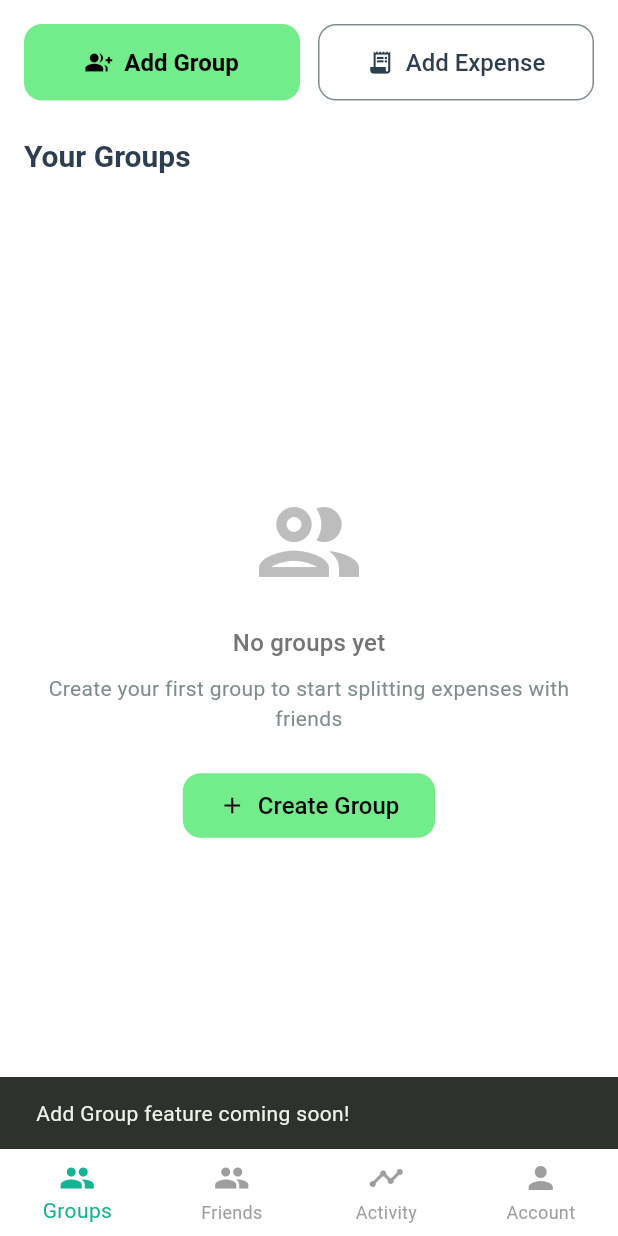
After one commit to FiroshV/PocketSplit, a Flutter app: the MainAppScreen screen opened directly, after a tap on "Add Group", on a phone screen of 412 x 824 dp. The commit adds this screen. Run offline on Flutter 3.47's test engine with Material 3 defaults, Android fonts, the light colour scheme and no system bars; our stand-ins replace firebase_auth, firebase_core, google_sign_in; accounts and stored records are empty.

Commit message:
feat: Add main app screen and implement navigation for account, activity, friends, and groups pages

```diff
--- a/lib/presentation/pages/auth/sign_in_screen.dart
+++ b/lib/presentation/pages/auth/sign_in_screen.dart
@@ -1,6 +1,7 @@
 import 'package:flutter/material.dart';
 import 'package:pocket_split/core/services/auth_service.dart';
 import 'package:pocket_split/core/theme/app_theme.dart';
+import 'package:pocket_split/presentation/pages/main/main_app_screen.dart';
 
 class SignInScreen extends StatefulWidget {
   const SignInScreen({super.key});
@@ -68,7 +69,12 @@ class _SignInScreenState extends State<SignInScreen> with TickerProviderStateMix
             backgroundColor: AppTheme.primary2,
           ),
         );
-        // TODO: Navigate to home screen
+        // Navigate to main app screen
+        Navigator.of(context).pushReplacement(
+          MaterialPageRoute(
+            builder: (context) => const MainAppScreen(),
+          ),
+        );
       } else if (mounted) {
         print('Sign-in was cancelled by user');
         ScaffoldMessenger.of(context).showSnackBar(
--- /dev/null
+++ b/lib/presentation/pages/main/account_page.dart
@@ -0,0 +1,142 @@
+import 'package:flutter/material.dart';
+
+class AccountPage extends StatelessWidget {
+  const AccountPage({super.key});
+
+  @override
+  Widget build(BuildContext context) {
+    return Scaffold(
+      appBar: AppBar(
+        title: const Text('Account'),
+        centerTitle: true,
+        backgroundColor: Colors.transparent,
+        elevation: 0,
+      ),
+      body: Padding(
+        padding: const EdgeInsets.all(16.0),
+        child: Column(
+          children: [
+            // Profile section
+            Container(
+              padding: const EdgeInsets.all(20),
+              decoration: BoxDecoration(
+                color: Theme.of(context).colorScheme.surface,
+                borderRadius: BorderRadius.circular(12),
+                border: Border.all(color: Colors.grey.shade300),
+              ),
+              child: Row(
+                children: [
+                  CircleAvatar(
+                    radius: 30,
+                    backgroundColor: Theme.of(context).colorScheme.primary,
+                    child: const Icon(
+                      Icons.person,
+                      size: 30,
+                      color: Colors.white,
+                    ),
+                  ),
+                  const SizedBox(width: 16),
+                  Expanded(
+                    child: Column(
+                      crossAxisAlignment: CrossAxisAlignment.start,
+                      children: [
+                        Text(
+                          'Your Name',
+                          style: Theme.of(context).textTheme.titleMedium,
+                        ),
+                        const SizedBox(height: 4),
+                        Text(
+                          'user@example.com',
+                          style: Theme.of(context).textTheme.bodyMedium,
+                        ),
+                      ],
+                    ),
+                  ),
+                  IconButton(
+                    onPressed: () {
+                      ScaffoldMessenger.of(context).showSnackBar(
+                        const SnackBar(content: Text('Edit profile coming soon!')),
+                      );
+                    },
+                    icon: const Icon(Icons.edit),
+                  ),
+                ],
+              ),
+            ),
+
+            const SizedBox(height: 24),
+
+            // Settings list
+            Expanded(
+              child: ListView(
+                children: [
+                  _buildSettingsTile(
+                    context,
+                    icon: Icons.notifications_outlined,
+                    title: 'Notifications',
+                    onTap: () => _showComingSoon(context),
+                  ),
+                  _buildSettingsTile(
+                    context,
+                    icon: Icons.security_outlined,
+                    title: 'Privacy & Security',
+                    onTap: () => _showComingSoon(context),
+                  ),
+                  _buildSettingsTile(
+                    context,
+                    icon: Icons.help_outline,
+                    title: 'Help & Support',
+                    onTap: () => _showComingSoon(context),
+                  ),
+                  _buildSettingsTile(
+                    context,
+                    icon: Icons.info_outline,
+                    title: 'About',
+                    onTap: () => _showComingSoon(context),
+                  ),
+                  const Divider(),
+                  _buildSettingsTile(
+                    context,
+                    icon: Icons.logout,
+                    title: 'Sign Out',
+                    isDestructive: true,
+                    onTap: () => _showComingSoon(context),
+                  ),
+                ],
+              ),
+            ),
+          ],
+        ),
+      ),
+    );
+  }
+
+  Widget _buildSettingsTile(
+    BuildContext context, {
+    required IconData icon,
+    required String title,
+    required VoidCallback onTap,
+    bool isDestructive = false,
+  }) {
+    return ListTile(
+      leading: Icon(
+        icon,
+        color: isDestructive ? Colors.red : null,
+      ),
+      title: Text(
+        title,
+        style: TextStyle(
+          color: isDestructive ? Colors.red : null,
+        ),
+      ),
+      trailing: const Icon(Icons.chevron_right),
+      onTap: onTap,
+    );
+  }
+
+  void _showComingSoon(BuildContext context) {
+    ScaffoldMessenger.of(context).showSnackBar(
+      const SnackBar(content: Text('Feature coming soon!')),
+    );
+  }
+}
--- /dev/null
+++ b/lib/presentation/pages/main/activity_page.dart
@@ -0,0 +1,42 @@
+import 'package:flutter/material.dart';
+
+class ActivityPage extends StatelessWidget {
+  const ActivityPage({super.key});
+
+  @override
+  Widget build(BuildContext context) {
+    return Scaffold(
+      appBar: AppBar(
+        title: const Text('Activity'),
+        centerTitle: true,
+        backgroundColor: Colors.transparent,
+        elevation: 0,
+      ),
+      body: Center(
+        child: Column(
+          mainAxisAlignment: MainAxisAlignment.center,
+          children: [
+            Icon(
+              Icons.timeline_outlined,
+              size: 80,
+              color: Colors.grey.shade400,
+            ),
+            const SizedBox(height: 16),
+            Text(
+              'Activity',
+              style: Theme.of(context).textTheme.titleLarge?.copyWith(
+                color: Colors.grey.shade600,
+              ),
+            ),
+            const SizedBox(height: 8),
+            Text(
+              'Track your recent expenses and activities here',
+              textAlign: TextAlign.center,
+              style: Theme.of(context).textTheme.bodyMedium,
+            ),
+          ],
+        ),
+      ),
+    );
+  }
+}
--- /dev/null
+++ b/lib/presentation/pages/main/friends_page.dart
@@ -0,0 +1,51 @@
+import 'package:flutter/material.dart';
+
+class FriendsPage extends StatelessWidget {
+  const FriendsPage({super.key});
+
+  @override
+  Widget build(BuildContext context) {
+    return Scaffold(
+      appBar: AppBar(
+        title: const Text('Friends'),
+        centerTitle: true,
+        backgroundColor: Colors.transparent,
+        elevation: 0,
+      ),
+      body: Center(
+        child: Column(
+          mainAxisAlignment: MainAxisAlignment.center,
+          children: [
+            Icon(
+              Icons.people_outlined,
+              size: 80,
+              color: Colors.grey.shade400,
+            ),
+            const SizedBox(height: 16),
+            Text(
+              'Friends',
+              style: Theme.of(context).textTheme.titleLarge?.copyWith(
+                color: Colors.grey.shade600,
+              ),
+            ),
+            const SizedBox(height: 8),
+            Text(
+              'Manage your friends and contacts here',
+              textAlign: TextAlign.center,
+              style: Theme.of(context).textTheme.bodyMedium,
+            ),
+            const SizedBox(height: 24),
+            OutlinedButton(
+              onPressed: () {
+                ScaffoldMessenger.of(context).showSnackBar(
+                  const SnackBar(content: Text('Friends feature coming soon!')),
+                );
+              },
+              child: const Text('Add Friends'),
+            ),
+          ],
+        ),
+      ),
+    );
+  }
+}
--- /dev/null
+++ b/lib/presentation/pages/main/groups_page.dart
@@ -0,0 +1,128 @@
+import 'package:flutter/material.dart';
+import 'package:pocket_split/core/theme/app_theme.dart';
+
+class GroupsPage extends StatelessWidget {
+  const GroupsPage({super.key});
+
+  @override
+  Widget build(BuildContext context) {
+    return SafeArea(
+      child: Scaffold(
+        body: Padding(
+          padding: const EdgeInsets.all(16.0),
+          child: Column(
+            children: [
+              // Action buttons row
+              Row(
+                children: [
+                  Expanded(
+                    child: ElevatedButton.icon(
+                      onPressed: () {
+                        // TODO: Navigate to Add Group screen
+                        ScaffoldMessenger.of(context).showSnackBar(
+                          const SnackBar(
+                            content: Text('Add Group feature coming soon!'),
+                          ),
+                        );
+                      },
+                      icon: const Icon(Icons.group_add),
+                      label: const Text('Add Group'),
+                      style: ElevatedButton.styleFrom(
+                        padding: const EdgeInsets.symmetric(vertical: 16),
+                        backgroundColor: AppTheme.primary2,
+                        foregroundColor: Colors.black,
+                      ),
+                    ),
+                  ),
+                  const SizedBox(width: 12),
+                  Expanded(
+                    child: OutlinedButton.icon(
+                      onPressed: () {
+                        // TODO: Navigate to Add Expense screen
+                        ScaffoldMessenger.of(context).showSnackBar(
+                          const SnackBar(
+                            content: Text('Add Expense feature coming soon!'),
+                          ),
+                        );
+                      },
+                      icon: const Icon(Icons.receipt_long),
+                      label: const Text('Add Expense'),
+                      style: OutlinedButton.styleFrom(
+                        padding: const EdgeInsets.symmetric(vertical: 16),
+                      ),
+                    ),
+                  ),
+                ],
+              ),
+              const SizedBox(height: 24),
+
+              // Groups list section
+              Expanded(
+                child: Column(
+                  crossAxisAlignment: CrossAxisAlignment.start,
+                  children: [
+                    Text(
+                      'Your Groups',
+                      style: Theme.of(context).textTheme.titleLarge,
+                    ),
+                    const SizedBox(height: 16),
+
+                    // Empty state or groups list
+                    Expanded(child: _buildEmptyState(context)),
+                  ],
+                ),
+              ),
+            ],
+          ),
+        ),
+      ),
+    );
+  }
+
+  Widget _buildEmptyState(BuildContext context) {
+    return Center(
+      child: Column(
+        mainAxisAlignment: MainAxisAlignment.center,
+        children: [
+          Icon(Icons.group_outlined, size: 80, color: Colors.grey.shade400),
+          const SizedBox(height: 16),
+          Text(
+            'No groups yet',
+            style: Theme.of(
+              context,
+            ).textTheme.titleMedium?.copyWith(color: Colors.grey.shade600),
+          ),
+          const SizedBox(height: 8),
+          Text(
+            'Create your first group to start splitting expenses with friends',
+            textAlign: TextAlign.center,
+            style: Theme.of(context).textTheme.bodyMedium,
+          ),
+          const SizedBox(height: 24),
+          ElevatedButton.icon(
+            onPressed: () {
+              // TODO: Navigate to Add Group screen
+              ScaffoldMessenger.of(context).showSnackBar(
+                const SnackBar(content: Text('Add Group feature coming soon!')),
+              );
+            },
+
+            icon: const Icon(Icons.add, color: Colors.black),
+            label: const Text(
+              'Create Group',
+              style: TextStyle(
+                fontSize: 16,
+                fontWeight: FontWeight.w500,
+                color: Colors.black,
+              ),
+            ),
+            style: ElevatedButton.styleFrom(
+              padding: const EdgeInsets.symmetric(horizontal: 24, vertical: 12),
+              backgroundColor: AppTheme.primary2,
+            ),
+          ),
+        ],
+      ),
+    );
+  }
+}
--- /dev/null
+++ b/lib/presentation/pages/main/main_app_screen.dart
@@ -0,0 +1,63 @@
+import 'package:flutter/material.dart';
+import 'package:pocket_split/core/theme/app_theme.dart';
+import 'package:pocket_split/presentation/pages/main/groups_page.dart';
+import 'package:pocket_split/presentation/pages/main/friends_page.dart';
+import 'package:pocket_split/presentation/pages/main/activity_page.dart';
+import 'package:pocket_split/presentation/pages/main/account_page.dart';
+
+class MainAppScreen extends StatefulWidget {
+  const MainAppScreen({super.key});
+
+  @override
+  State<MainAppScreen> createState() => _MainAppScreenState();
+}
+
+class _MainAppScreenState extends State<MainAppScreen> {
+  int _currentIndex = 0;
+
+  final List<Widget> _pages = [
+    const GroupsPage(),
+    const FriendsPage(),
+    const ActivityPage(),
+    const AccountPage(),
+  ];
+
+  @override
+  Widget build(BuildContext context) {
+    return Scaffold(
+      body: IndexedStack(
+        index: _currentIndex,
+        children: _pages,
+      ),
+      bottomNavigationBar: BottomNavigationBar(
+        type: BottomNavigationBarType.fixed,
+        currentIndex: _currentIndex,
+        onTap: (index) {
+          setState(() {
+            _currentIndex = index;
+          });
+        },
+        selectedItemColor: AppTheme.secondary2,
+        unselectedItemColor: Colors.grey,
+        items: const [
+          BottomNavigationBarItem(
+            icon: Icon(Icons.group),
+            label: 'Groups',
+          ),
+          BottomNavigationBarItem(
+            icon: Icon(Icons.people),
+            label: 'Friends',
+          ),
+          BottomNavigationBarItem(
+            icon: Icon(Icons.timeline),
+            label: 'Activity',
+          ),
+          BottomNavigationBarItem(
+            icon: Icon(Icons.person),
+            label: 'Account',
+          ),
+        ],
+      ),
+    );
+  }
+}
```
